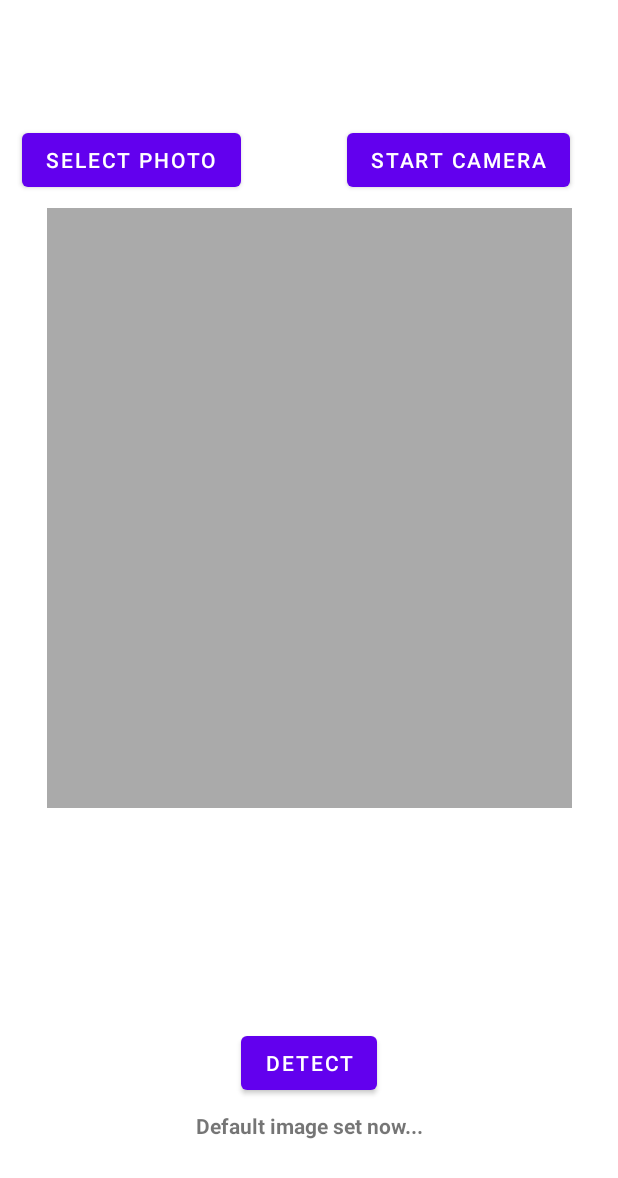
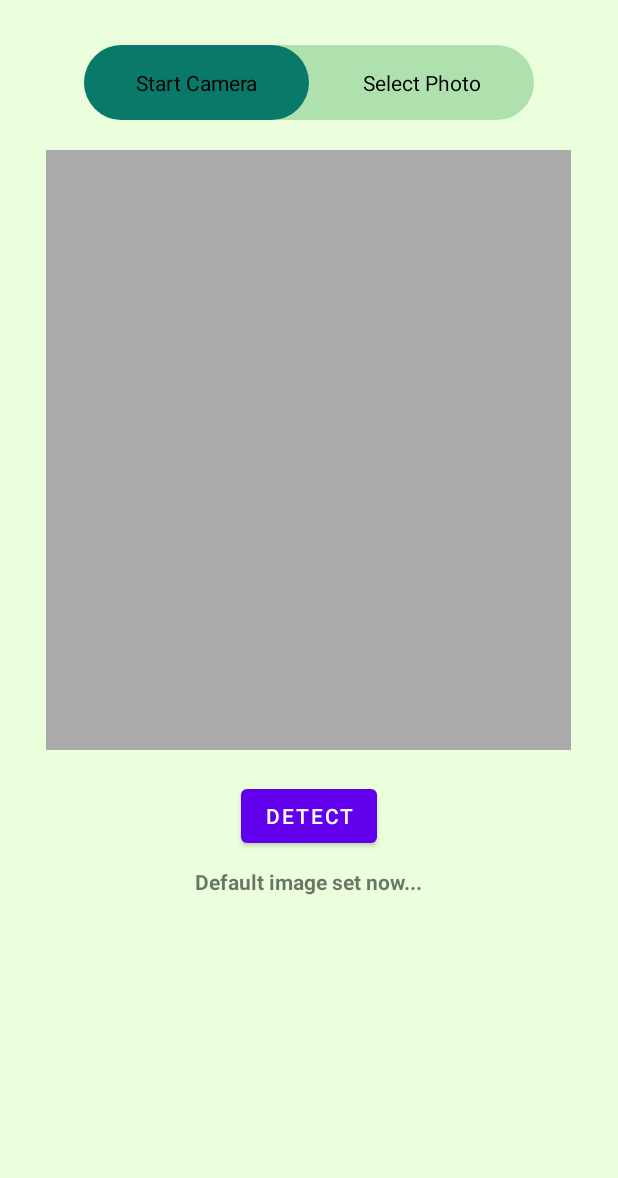
Before and after one commit to HACKATHONPROJECTSCSE/BLACK_CLOVER_KJSCE_HACK7, an Android app: the layout activity_diseases_predictor.xml on its own in the app's theme, with its tools: preview values and no code run, on a phone screen of 412 x 824 dp. Shown: the top 1178 px of the screen. Run offline under Robolectric (Android 15) with nearby library versions, the phone set to English and light mode, and no system bars; network calls fail; Roboto replaces fonts that are not available here.

Commit message:
predictor tab_layout -om

```diff
--- a/app/src/main/java/com/saurabhjadhav/farmhelper/DiseasesPrediction/DiseasesPredictor.kt
+++ b/app/src/main/java/com/saurabhjadhav/farmhelper/DiseasesPrediction/DiseasesPredictor.kt
@@ -24,8 +24,8 @@ class DiseasesPredictor : AppCompatActivity() {
     private lateinit var mBitmap: Bitmap
 
     lateinit var mPhotoImageView: ImageView
-    lateinit var mCameraButton : Button
-    lateinit var mGalleryButton : Button
+    lateinit var mCameraButton : TextView
+    lateinit var mGalleryButton : TextView
     lateinit var mDetectButton : Button
     lateinit var mResultTextView : TextView
 
@@ -46,9 +46,9 @@ class DiseasesPredictor : AppCompatActivity() {
 
         mCameraButton = findViewById(R.id.mCameraButton);
         mPhotoImageView = findViewById(R.id.mPhotoImageView);
+        mGalleryButton = findViewById(R.id.mGalleryButton);
         mDetectButton = findViewById(R.id.mDetectButton);
         mResultTextView = findViewById(R.id.mResultTextView);
-        mGalleryButton = findViewById(R.id.mGalleryButton);
 
         mClassifier = Classifier(assets, mModelPath, mLabelPath, mInputSize)
 
@@ -60,11 +60,15 @@ class DiseasesPredictor : AppCompatActivity() {
         }
 
         mCameraButton.setOnClickListener {
+            mCameraButton.setBackground(getResources().getDrawable(R.drawable.btn_select));
+            mGalleryButton.setBackground(getResources().getDrawable(R.drawable.btn_notselect));
             val callCameraIntent = Intent(MediaStore.ACTION_IMAGE_CAPTURE)
             startActivityForResult(callCameraIntent, mCameraRequestCode)
         }
 
         mGalleryButton.setOnClickListener {
+            mCameraButton.setBackground(getResources().getDrawable(R.drawable.btn_notselect));
+            mGalleryButton.setBackground(getResources().getDrawable(R.drawable.btn_select));
             val callGalleryIntent = Intent(Intent.ACTION_PICK)
             callGalleryIntent.type = "image/*"
             startActivityForResult(callGalleryIntent, mGalleryRequestCode)
--- /dev/null
+++ b/app/src/main/res/drawable/btn_notselect.xml
@@ -0,0 +1,9 @@
+<shape xmlns:android="http://schemas.android.com/apk/res/android"
+    android:shape="rectangle">
+    <solid android:color="#AFE1AF" />
+    <corners
+        android:topLeftRadius="180dp"
+        android:topRightRadius="180dp"
+        android:bottomLeftRadius="180dp"
+        android:bottomRightRadius="180dp" />
+</shape>
--- /dev/null
+++ b/app/src/main/res/drawable/btn_select.xml
@@ -0,0 +1,9 @@
+<shape xmlns:android="http://schemas.android.com/apk/res/android"
+    android:shape="rectangle">
+    <solid android:color="#097969" />
+    <corners
+        android:topLeftRadius="180dp"
+        android:topRightRadius="180dp"
+        android:bottomLeftRadius="180dp"
+        android:bottomRightRadius="180dp" />
+</shape>
--- a/app/src/main/res/layout/activity_diseases_predictor.xml
+++ b/app/src/main/res/layout/activity_diseases_predictor.xml
@@ -1,50 +1,48 @@
 <?xml version="1.0" encoding="utf-8"?>
-<androidx.constraintlayout.widget.ConstraintLayout xmlns:android="http://schemas.android.com/apk/res/android"
+<RelativeLayout xmlns:android="http://schemas.android.com/apk/res/android"
     xmlns:app="http://schemas.android.com/apk/res-auto"
     xmlns:tools="http://schemas.android.com/tools"
     android:layout_width="match_parent"
     android:layout_height="match_parent"
+    android:background="#ECFFDC"
     tools:context=".MainActivity">
 
-    <Button
-        android:id="@+id/mCameraButton"
+    <RelativeLayout
+        android:id="@+id/rel_top"
         android:layout_width="wrap_content"
         android:layout_height="wrap_content"
-        android:layout_marginTop="32dp"
-        android:layout_marginRight="32dp"
-        android:layout_marginBottom="8dp"
-        android:text="@string/buttonTakePhoto"
-        app:layout_constraintBottom_toBottomOf="parent"
-        app:layout_constraintBottom_toTopOf="@+id/mPhotoImageView"
-        app:layout_constraintEnd_toEndOf="parent"
-        app:layout_constraintHorizontal_bias="1.0"
-        app:layout_constraintStart_toStartOf="parent" />
+        android:layout_marginTop="30dp"
+        android:background="@drawable/btn_notselect"
+        android:layout_centerHorizontal="true">
 
-    <Button
-        android:id="@+id/mGalleryButton"
-        android:layout_width="wrap_content"
-        android:layout_height="wrap_content"
-        android:layout_marginTop="32dp"
-        android:layout_marginBottom="8dp"
-        android:text="@string/buttonSelectPhoto"
-        app:layout_constraintBottom_toTopOf="@+id/mPhotoImageView"
-        app:layout_constraintEnd_toStartOf="@+id/mDetectButton"
-        app:layout_constraintHorizontal_bias="1.0"
-        app:layout_constraintStart_toEndOf="@+id/mCameraButton"
-        app:layout_constraintStart_toStartOf="parent" />
+        <TextView
+            android:id="@+id/mCameraButton"
+            android:layout_width="150dp"
+            android:layout_height="50dp"
+            android:gravity="center"
+            android:background="@drawable/btn_select"
+            android:textColor="@color/black"
+            android:text="@string/buttonTakePhoto" />
 
+        <TextView
+            android:id="@+id/mGalleryButton"
+            android:layout_width="150dp"
+            android:layout_height="50dp"
+            android:textColor="@color/black"
+            android:gravity="center"
+            android:layout_toRightOf="@id/mCameraButton"
+            android:text="@string/buttonSelectPhoto" />
+
+    </RelativeLayout>
 
     <ImageView
         android:id="@+id/mPhotoImageView"
         android:layout_width="350dp"
         android:layout_height="400dp"
-        android:layout_marginBottom="8dp"
+        android:layout_below="@id/rel_top"
+        android:layout_centerHorizontal="true"
+        android:layout_marginTop="20dp"
         android:contentDescription="@string/descriptionImage"
-        app:layout_constraintBottom_toTopOf="@+id/mDetectButton"
-        app:layout_constraintEnd_toEndOf="parent"
-        app:layout_constraintStart_toStartOf="parent"
-        app:layout_constraintTop_toTopOf="parent"
-        app:layout_constraintVertical_chainStyle="packed"
         app:srcCompat="@android:color/darker_gray" />
 
 
@@ -52,24 +50,20 @@
         android:id="@+id/mDetectButton"
         android:layout_width="wrap_content"
         android:layout_height="wrap_content"
-        android:layout_marginBottom="8dp"
-        android:text="@string/buttonDiagnose"
-        app:layout_constraintBottom_toBottomOf="parent"
-        app:layout_constraintBottom_toTopOf="@+id/mResultTextView"
-        app:layout_constraintEnd_toEndOf="parent"
-        app:layout_constraintStart_toStartOf="parent" />
+        android:layout_below="@id/mPhotoImageView"
+        android:layout_centerHorizontal="true"
+        android:layout_marginTop="20dp"
+        android:text="@string/buttonDiagnose"/>
 
     <TextView
         android:id="@+id/mResultTextView"
-        android:layout_width="0dp"
-        android:layout_height="75dp"
-        android:layout_marginStart="32dp"
-        android:layout_marginEnd="32dp"
-        android:layout_marginBottom="8dp"
+        android:layout_width="wrap_content"
+        android:layout_height="wrap_content"
+        android:layout_below="@id/mDetectButton"
+        android:layout_centerHorizontal="true"
+        android:layout_marginTop="10dp"
         android:text="@string/defaultImage"
         android:textAlignment="center"
-        android:textStyle="bold"
-        app:layout_constraintBottom_toBottomOf="parent"
-        app:layout_constraintEnd_toEndOf="parent"
-        app:layout_constraintStart_toStartOf="parent" />
-</androidx.constraintlayout.widget.ConstraintLayout>
+        android:textStyle="bold">
+    </TextView>
+</RelativeLayout>
```
